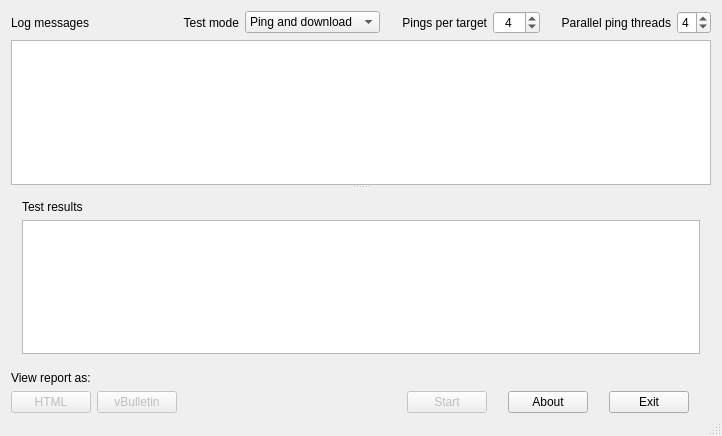
The window that mainwindow.ui (AlexGidarakos/QSpeedTest) describes before a commit, drawn with Qt 5.
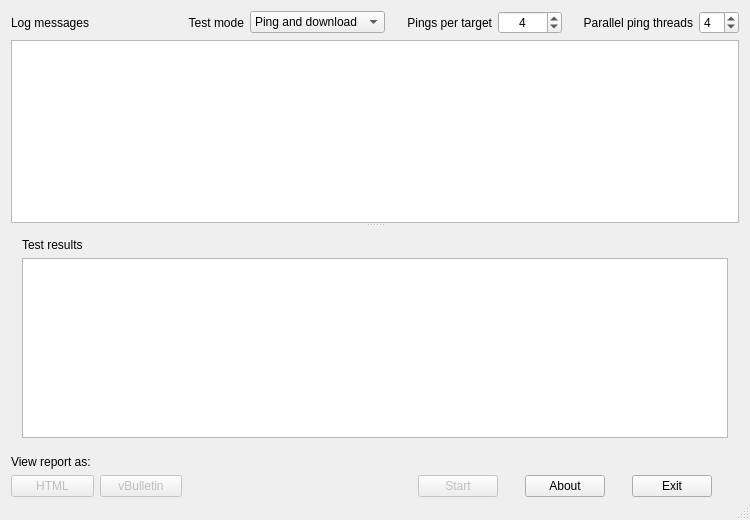
The same window after the commit.

Diff of the .ui file:
```diff
--- a/mainwindow.ui
+++ b/mainwindow.ui
@@ -6,8 +6,8 @@
    <rect>
     <x>0</x>
     <y>0</y>
-    <width>675</width>
-    <height>436</height>
+    <width>750</width>
+    <height>520</height>
    </rect>
   </property>
   <property name="windowTitle">
```
Left out of the diff: 2 changed lines with no effect on the pictures.
